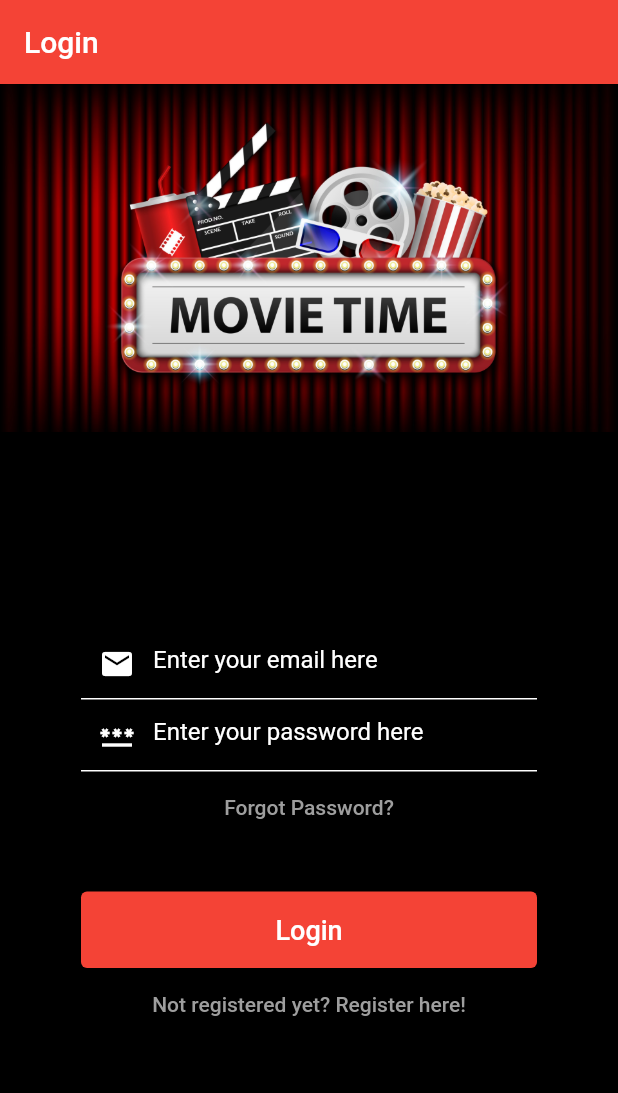
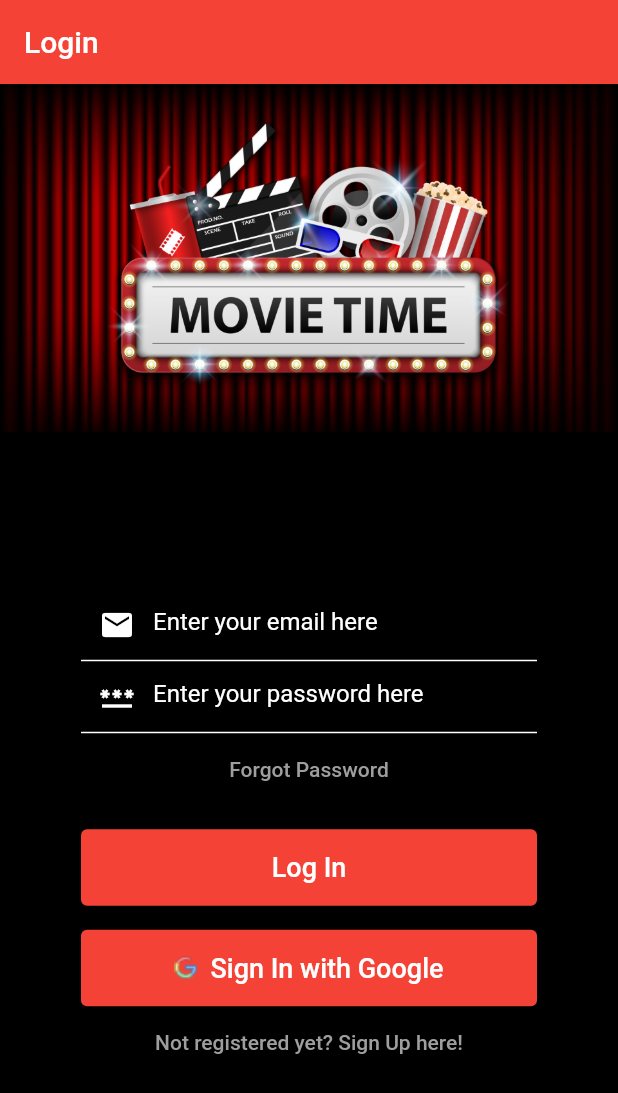
Before and after one commit to antialop/MoviesApp-Flutter, a Flutter app: the screen it shows after launch, on a phone screen of 412 x 824 dp. Shown: the top 1093 px of the screen. Run offline on Flutter 3.47's test engine with Material 2 defaults, Android fonts, the phone set to English and light mode, and no system bars; our stand-ins replace bloc, equatable, firebase_auth, firebase_core, flutter_bloc, google_sign_in; accounts and stored records are empty.

Commit message:
sign in with google

```diff
--- a/lib/service/auth/auth_provider.dart
+++ b/lib/service/auth/auth_provider.dart
@@ -14,4 +14,5 @@ abstract class AuthProvider {
   Future<void> logOut();
   Future<void> sendEmailVerification();
   Future<void> sendPasswordReset({required String toEmail});
+  Future<AuthUser> signInWithGoogle();
 }
--- a/lib/service/auth/auth_service.dart
+++ b/lib/service/auth/auth_service.dart
@@ -43,4 +43,10 @@ class AuthService implements AuthProvider {
   @override
   Future<void> sendPasswordReset({required String toEmail}) =>
       provider.sendPasswordReset(toEmail: toEmail);
+
+  @override
+  Future<AuthUser> signInWithGoogle() {
+    provider.signInWithGoogle();
+    throw UnimplementedError();
+  }
 }
--- a/lib/service/auth/bloc/auth_events.dart
+++ b/lib/service/auth/bloc/auth_events.dart
@@ -44,3 +44,8 @@ class AuthEventForgotPassword extends AuthEvent {
 class AuthEventLogOut extends AuthEvent {
   const AuthEventLogOut();
 }
+
+//Evento -> Iniciar sesión con Google
+class AuthEventSignInWithGoogle extends AuthEvent {
+  const AuthEventSignInWithGoogle();
+}
--- a/lib/views/login_view.dart
+++ b/lib/views/login_view.dart
@@ -129,14 +129,14 @@ class _LoginViewState extends State<LoginView> {
                                     Colors.transparent, // Sin fondo
                               ),
                               child: const Text(
-                                'Forgot Password?',
+                                'Forgot Password',
                                 style: TextStyle(
                                   color: Colors.grey,
                                 ),
                               ),
                             ),
                             const SizedBox(
-                              height: 32.0,
+                              height: 16.0,
                             ),
                             ElevatedButton(
                               onPressed: () async {
@@ -155,9 +155,38 @@ class _LoginViewState extends State<LoginView> {
                                 padding: const EdgeInsets.all(15.0),
                               ),
                               child: const Text(
-                                'Login',
+                                'Log In',
                                 style: TextStyle(
                                     color: Colors.white, fontSize: 18),
+                              ),
+                            ),
+                            const SizedBox(
+                              height: 16.0,
+                            ),
+                            ElevatedButton(
+                              onPressed: () async {
+                                context
+                                    .read<AuthBloc>()
+                                    .add(const AuthEventSignInWithGoogle());
+                              },
+                              style: ElevatedButton.styleFrom(
+                                backgroundColor: Colors.red,
+                                minimumSize: const Size(double.infinity, 0),
+                                padding: const EdgeInsets.all(15.0),
+                              ),
+                              child: Row(
+                                mainAxisAlignment: MainAxisAlignment.center,
+                                children: [
+                                  Image.asset('assets/google.png'), // Imagen
+                                  const SizedBox(
+                                      width:
+                                          8), // Espacio entre la imagen y el texto
+                                  const Text(
+                                    'Sign In with Google',
+                                    style: TextStyle(
+                                        color: Colors.white, fontSize: 18),
+                                  ),
+                                ],
                               ),
                             ),
                             TextButton(
@@ -167,7 +196,7 @@ class _LoginViewState extends State<LoginView> {
                                     );
                               },
                               child: const Text(
-                                'Not registered yet? Register here!',
+                                'Not registered yet? Sign Up here!',
                                 style: TextStyle(
                                   color: Colors.grey,
                                 ),
--- a/lib/views/register_view.dart
+++ b/lib/views/register_view.dart
@@ -141,7 +141,7 @@ class _RegisterViewState extends State<RegisterView> {
                               padding: const EdgeInsets.all(15.0),
                             ),
                             child: const Text(
-                              'Register',
+                              'Sign Up',
                               style:
                                   TextStyle(color: Colors.white, fontSize: 18),
                             ),
--- a/pubspec.yaml
+++ b/pubspec.yaml
@@ -43,6 +43,7 @@ dependencies:
   flutter_bloc: ^8.1.3
   equatable: ^2.0.5
   font_awesome_flutter: ^10.4.0
+  google_sign_in: ^6.1.2
 
 dev_dependencies:
   flutter_test:
```
Also changed, not shown: lib/service/auth/bloc/auth_bloc.dart (+17 -0 lines), lib/service/auth/firebase_auth_provider.dart (+29 -1 lines), assets/google.png (added), pubspec.lock.
